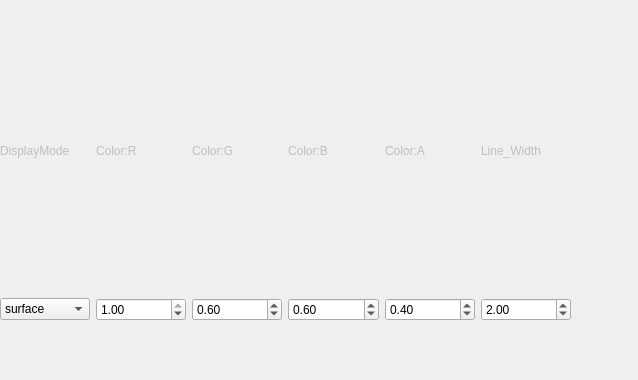
This is src/radar/radar.ui in panchangda/osg-3d-vis as Qt 5 draws it before an edit. The edited form follows.
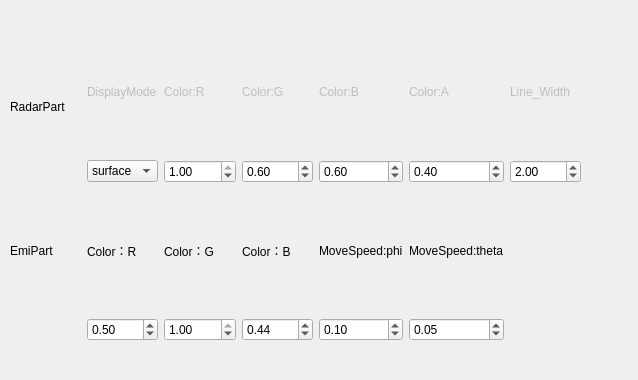
This is the edited form.

Commit message: change radar and tree

Diff of the .ui file:
```diff
--- a/src/radar/radar.ui
+++ b/src/radar/radar.ui
@@ -16,27 +16,38 @@
   <widget class="QWidget" name="gridLayoutWidget">
    <property name="geometry">
     <rect>
-     <x>0</x>
-     <y>10</y>
+     <x>10</x>
+     <y>30</y>
      <width>571</width>
      <height>311</height>
     </rect>
    </property>
    <layout class="QGridLayout" name="gridLayout">
-    <item row="2" column="3">
-     <widget class="QDoubleSpinBox" name="ColorG">
-      <property name="maximum">
-       <double>1.000000000000000</double>
+    <item row="3" column="4">
+     <widget class="QLabel" name="label_11">
+      <property name="text">
+       <string>Color：B</string>
       </property>
-      <property name="singleStep">
-       <double>0.010000000000000</double>
+     </widget>
+    </item>
+    <item row="1" column="0" rowspan="2">
+     <widget class="QLabel" name="label_7">
+      <property name="text">
+       <string>RadarPart</string>
       </property>
-      <property name="value">
-       <double>0.600000000000000</double>
+     </widget>
+    </item>
+    <item row="1" column="6">
+     <widget class="QLabel" name="label_5">
+      <property name="enabled">
+       <bool>false</bool>
       </property>
+      <property name="text">
+       <string>Color:A</string>
+      </property>
      </widget>
     </item>
-    <item row="1" column="4">
+    <item row="1" column="5">
      <widget class="QLabel" name="label_4">
       <property name="enabled">
        <bool>false</bool>
@@ -46,7 +57,17 @@
       </property>
      </widget>
     </item>
-    <item row="1" column="0">
+    <item row="1" column="7">
+     <widget class="QLabel" name="label_6">
+      <property name="enabled">
+       <bool>false</bool>
+      </property>
+      <property name="text">
+       <string>Line_Width</string>
+      </property>
+     </widget>
+    </item>
+    <item row="1" column="1">
      <widget class="QLabel" name="label">
       <property name="enabled">
        <bool>false</bool>
@@ -56,7 +77,7 @@
       </property>
      </widget>
     </item>
-    <item row="1" column="3">
+    <item row="1" column="4">
      <widget class="QLabel" name="label_3">
       <property name="enabled">
        <bool>false</bool>
@@ -66,80 +87,14 @@
       </property>
      </widget>
     </item>
-    <item row="1" column="5">
-     <widget class="QLabel" name="label_5">
-      <property name="enabled">
-       <bool>false</bool>
-      </property>
+    <item row="3" column="3">
+     <widget class="QLabel" name="label_10">
       <property name="text">
-       <string>Color:A</string>
+       <string>Color：G</string>
       </property>
      </widget>
     </item>
-    <item row="2" column="2">
-     <widget class="QDoubleSpinBox" name="ColorR">
-      <property name="maximum">
-       <double>1.000000000000000</double>
-      </property>
-      <property name="singleStep">
-       <double>0.100000000000000</double>
-      </property>
-      <property name="value">
-       <double>1.000000000000000</double>
-      </property>
-     </widget>
-    </item>
-    <item row="2" column="4">
-     <widget class="QDoubleSpinBox" name="ColorB">
-      <property name="maximum">
-       <double>1.000000000000000</double>
-      </property>
-      <property name="singleStep">
-       <double>0.010000000000000</double>
-      </property>
-      <property name="value">
-       <double>0.600000000000000</double>
-      </property>
-     </widget>
-    </item>
-    <item row="2" column="5">
-     <widget class="QDoubleSpinBox" name="ColorA">
-      <property name="maximum">
-       <double>1.000000000000000</double>
-      </property>
-      <property name="singleStep">
-       <double>0.010000000000000</double>
-      </property>
-      <property name="value">
-       <double>0.400000000000000</double>
-      </property>
-     </widget>
-    </item>
-    <item row="1" column="6">
-     <widget class="QLabel" name="label_6">
-      <property name="enabled">
-       <bool>false</bool>
-      </property>
-      <property name="text">
-       <string>Line_Width</string>
-      </property>
-     </widget>
-    </item>
-    <item row="2" column="0">
-     <widget class="QComboBox" name="DisplayList">
-      <item>
-       <property name="text">
-        <string>surface</string>
-       </property>
-      </item>
-      <item>
-       <property name="text">
-        <string>line</string>
-       </property>
-      </item>
-     </widget>
-    </item>
-    <item row="2" column="6">
+    <item row="2" column="7">
      <widget class="QDoubleSpinBox" name="lineWidth">
       <property name="minimum">
        <double>1.000000000000000</double>
@@ -152,7 +107,34 @@
       </property>
      </widget>
     </item>
-    <item row="1" column="2">
+    <item row="2" column="1">
+     <widget class="QComboBox" name="DisplayList">
+      <item>
+       <property name="text">
+        <string>surface</string>
+       </property>
+      </item>
+      <item>
+       <property name="text">
+        <string>line</string>
+       </property>
+      </item>
+     </widget>
+    </item>
+    <item row="2" column="5">
+     <widget class="QDoubleSpinBox" name="ColorB">
+      <property name="maximum">
+       <double>1.000000000000000</double>
+      </property>
+      <property name="singleStep">
+       <double>0.010000000000000</double>
+      </property>
+      <property name="value">
+       <double>0.600000000000000</double>
+      </property>
+     </widget>
+    </item>
+    <item row="1" column="3">
      <widget class="QLabel" name="label_2">
       <property name="enabled">
        <bool>false</bool>
@@ -162,6 +144,138 @@
       </property>
      </widget>
     </item>
+    <item row="3" column="1">
+     <widget class="QLabel" name="label_9">
+      <property name="text">
+       <string>Color：R</string>
+      </property>
+     </widget>
+    </item>
+    <item row="2" column="3">
+     <widget class="QDoubleSpinBox" name="ColorR">
+      <property name="maximum">
+       <double>1.000000000000000</double>
+      </property>
+      <property name="singleStep">
+       <double>0.100000000000000</double>
+      </property>
+      <property name="value">
+       <double>1.000000000000000</double>
+      </property>
+     </widget>
+    </item>
+    <item row="3" column="6">
+     <widget class="QLabel" name="label_13">
+      <property name="text">
+       <string>MoveSpeed:theta</string>
+      </property>
+     </widget>
+    </item>
+    <item row="2" column="6">
+     <widget class="QDoubleSpinBox" name="ColorA">
+      <property name="maximum">
+       <double>1.000000000000000</double>
+      </property>
+      <property name="singleStep">
+       <double>0.010000000000000</double>
+      </property>
+      <property name="value">
+       <double>0.400000000000000</double>
+      </property>
+     </widget>
+    </item>
+    <item row="3" column="0">
+     <widget class="QLabel" name="label_8">
+      <property name="text">
+       <string>EmiPart</string>
+      </property>
+     </widget>
+    </item>
+    <item row="2" column="4">
+     <widget class="QDoubleSpinBox" name="ColorG">
+      <property name="maximum">
+       <double>1.000000000000000</double>
+      </property>
+      <property name="singleStep">
+       <double>0.010000000000000</double>
+      </property>
+      <property name="value">
+       <double>0.600000000000000</double>
+      </property>
+     </widget>
+    </item>
+    <item row="3" column="5">
+     <widget class="QLabel" name="label_12">
+      <property name="text">
+       <string>MoveSpeed:phi</string>
+      </property>
+     </widget>
+    </item>
+    <item row="4" column="1">
+     <widget class="QDoubleSpinBox" name="EMIR">
+      <property name="maximum">
+       <double>1.000000000000000</double>
+      </property>
+      <property name="singleStep">
+       <double>0.010000000000000</double>
+      </property>
+      <property name="value">
+       <double>0.500000000000000</double>
+      </property>
+     </widget>
+    </item>
+    <item row="4" column="3">
+     <widget class="QDoubleSpinBox" name="EMIG">
+      <property name="maximum">
+       <double>1.000000000000000</double>
+      </property>
+      <property name="singleStep">
+       <double>0.010000000000000</double>
+      </property>
+      <property name="value">
+       <double>1.000000000000000</double>
+      </property>
+     </widget>
+    </item>
+    <item row="4" column="4">
+     <widget class="QDoubleSpinBox" name="EMIB">
+      <property name="maximum">
+       <double>1.000000000000000</double>
+      </property>
+      <property name="singleStep">
+       <double>0.010000000000000</double>
+      </property>
+      <property name="value">
+       <double>0.440000000000000</double>
+      </property>
+     </widget>
+    </item>
+    <item row="4" column="5">
+     <widget class="QDoubleSpinBox" name="EMIPHI">
+      <property name="maximum">
+       <double>0.500000000000000</double>
+      </property>
+      <property name="singleStep">
+       <double>0.001000000000000</double>
+      </property>
+      <property name="value">
+       <double>0.100000000000000</double>
+      </property>
+     </widget>
+    </item>
+    <item row="4" column="6">
+     <widget class="QDoubleSpinBox" name="EMITHETA">
+      <property name="maximum">
+       <double>0.500000000000000</double>
+      </property>
+      <property name="singleStep">
+       <double>0.001000000000000</double>
+      </property>
+      <property name="value">
+       <double>0.050000000000000</double>
+      </property>
+     </widget>
+    </item>
    </layout>
   </widget>
  </widget>
```
The commit also changes 12 other files.
